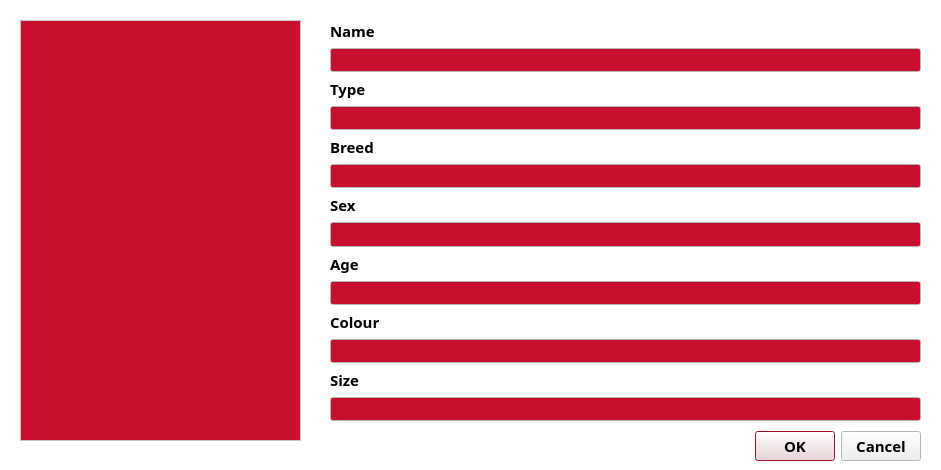
First picture: the form in cuACS/viewanimals.ui, repository cameronhawtin/Animal-Farm-cuACS, before the edit.
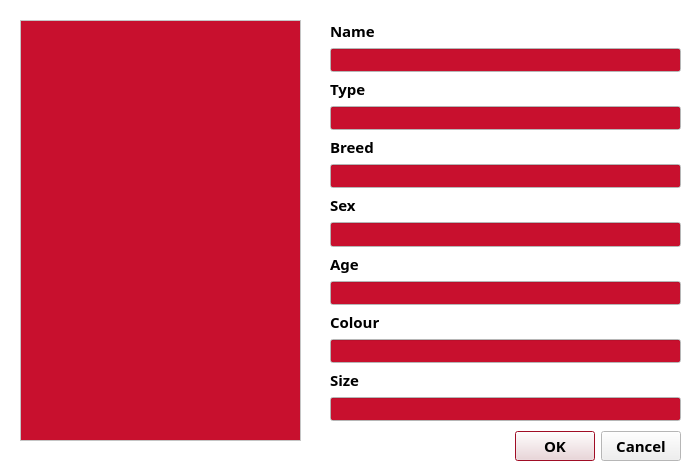
Second picture: the form after the edit.

Commit message: resize windows, uniform colour scheme

The edit to the form file:
```diff
--- a/cuACS/viewanimals.ui
+++ b/cuACS/viewanimals.ui
@@ -6,7 +6,7 @@
    <rect>
     <x>0</x>
     <y>0</y>
-    <width>941</width>
+    <width>700</width>
     <height>470</height>
    </rect>
   </property>
@@ -179,7 +179,7 @@
   <widget class="QDialogButtonBox" name="buttonBox">
    <property name="geometry">
     <rect>
-     <x>580</x>
+     <x>340</x>
      <y>430</y>
      <width>341</width>
      <height>32</height>
@@ -197,7 +197,7 @@
     <rect>
      <x>330</x>
      <y>20</y>
-     <width>591</width>
+     <width>351</width>
      <height>401</height>
     </rect>
    </property>
```
The commit also changes 1 other file.
